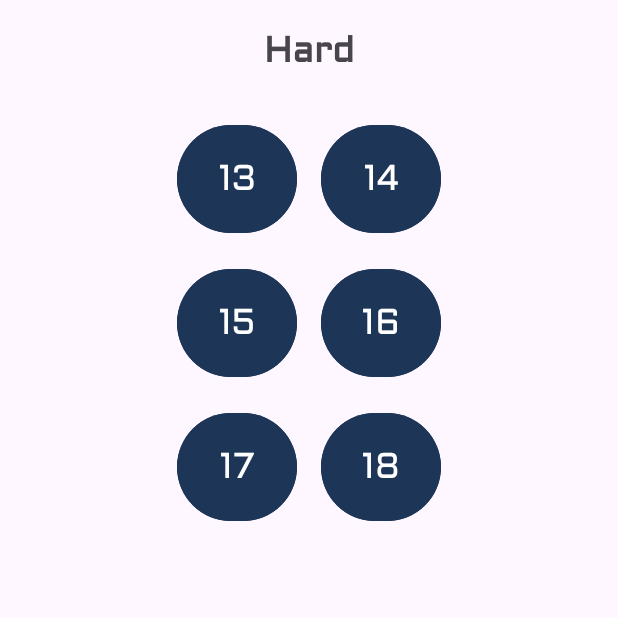
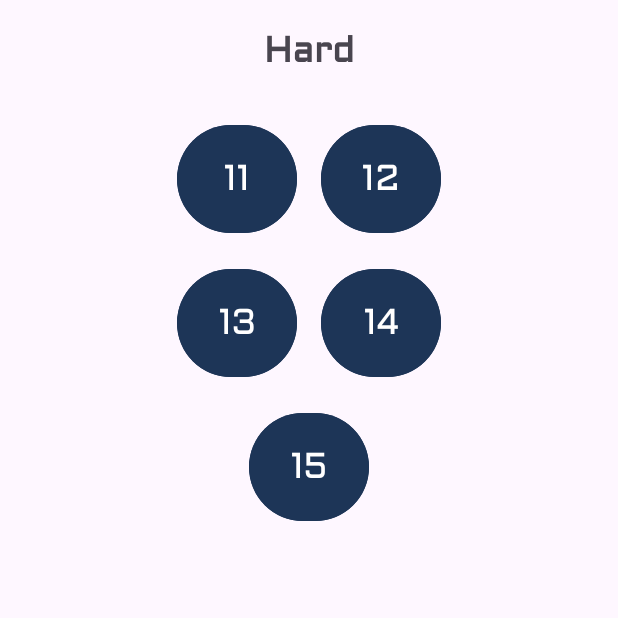
Before and after one commit to JamieStewart4/CS2063-project, an Android app: the fragment HardFragment shown on its own in the app's theme, on a phone screen of 412 x 824 dp, the top half of it. Run offline under Robolectric (Android 15) with nearby library versions, the phone set to English and light mode, and no system bars.

Commit message:
change to 15 levels

```diff
--- a/app/src/main/java/com/example/curlingclubchampions/PuzzleCreator.kt
+++ b/app/src/main/java/com/example/curlingclubchampions/PuzzleCreator.kt
@@ -411,7 +411,7 @@ class PuzzleCreator : AppCompatActivity() {
     private fun resetAllProgress() {
         val preferences = getSharedPreferences("level_status", MODE_PRIVATE)
         with (preferences.edit()) {
-            for (i in 1..18) {
+            for (i in 1..15) {
                 putBoolean(i.toString(), false)
             }
             apply()
--- a/app/src/main/java/com/example/curlingclubchampions/PuzzleMode.kt
+++ b/app/src/main/java/com/example/curlingclubchampions/PuzzleMode.kt
@@ -109,9 +109,6 @@ class PuzzleMode: AppCompatActivity() {
             13 -> R.raw.level_13
             14 -> R.raw.level_14
             //15 -> R.raw.level_15
-            //16 -> R.raw.level_16
-            //17 -> R.raw.level_17
-            //18 -> R.raw.level_18
 
             else -> {
                 Log.e("PuzzleMode", "No JSON file mapped for puzzle ID: $puzzleId")
--- a/app/src/main/java/com/example/curlingclubchampions/fragments/EasyFragment.kt
+++ b/app/src/main/java/com/example/curlingclubchampions/fragments/EasyFragment.kt
@@ -55,12 +55,6 @@ class EasyFragment : Fragment() {
         }
         updateButtonStatus(preferences, buttonLevel5, 5.toString())
 
-        val buttonLevel6 = view.findViewById<Button>(R.id.level_6)
-        buttonLevel6.setOnClickListener {
-            startPuzzleMode(6)
-        }
-        updateButtonStatus(preferences, buttonLevel6, 6.toString())
-
         return view
     }
 
--- a/app/src/main/java/com/example/curlingclubchampions/fragments/HardFragment.kt
+++ b/app/src/main/java/com/example/curlingclubchampions/fragments/HardFragment.kt
@@ -25,6 +25,18 @@ class HardFragment : Fragment() {
 
         val preferences = requireContext().getSharedPreferences("level_status", Context.MODE_PRIVATE)
 
+        val buttonLevel11 = view.findViewById<Button>(R.id.level_11)
+        buttonLevel11.setOnClickListener {
+            startPuzzleMode(11)
+        }
+        updateButtonStatus(preferences, buttonLevel11, 11.toString())
+
+        val buttonLevel12 = view.findViewById<Button>(R.id.level_12)
+        buttonLevel12.setOnClickListener {
+            startPuzzleMode(12)
+        }
+        updateButtonStatus(preferences, buttonLevel12, 12.toString())
+
         val buttonLevel13 = view.findViewById<Button>(R.id.level_13)
         buttonLevel13.setOnClickListener {
             startPuzzleMode(13)
@@ -42,24 +54,6 @@ class HardFragment : Fragment() {
             startPuzzleMode(15)
         }
         updateButtonStatus(preferences, buttonLevel15, 15.toString())
-
-        val buttonLevel16 = view.findViewById<Button>(R.id.level_16)
-        buttonLevel16.setOnClickListener {
-            startPuzzleMode(16)
-        }
-        updateButtonStatus(preferences, buttonLevel16, 16.toString())
-
-        val buttonLevel17 = view.findViewById<Button>(R.id.level_17)
-        buttonLevel17.setOnClickListener {
-            startPuzzleMode(17)
-        }
-        updateButtonStatus(preferences, buttonLevel17, 17.toString())
-
-        val buttonLevel18 = view.findViewById<Button>(R.id.level_18)
-        buttonLevel18.setOnClickListener {
-            startPuzzleMode(18)
-        }
-        updateButtonStatus(preferences, buttonLevel18, 18.toString())
 
         return view
     }
--- a/app/src/main/res/layout/fragment_hard.xml
+++ b/app/src/main/res/layout/fragment_hard.xml
@@ -23,6 +23,26 @@
         android:rowCount="3"
         android:orientation="horizontal"
         android:layout_gravity="center">
+
+        <Button
+            android:id="@+id/level_11"
+            style="@style/GridButtonStyle"
+            android:backgroundTint="@color/button"
+            android:textColor="@color/white"
+            android:textSize="24sp"
+            android:fontFamily="@font/aldrich"
+            android:typeface="monospace"
+            android:text="11" />
+
+        <Button
+            android:id="@+id/level_12"
+            style="@style/GridButtonStyle"
+            android:backgroundTint="@color/button"
+            android:textColor="@color/white"
+            android:textSize="24sp"
+            android:fontFamily="@font/aldrich"
+            android:typeface="monospace"
+            android:text="12" />
 
         <Button
             android:id="@+id/level_13"
@@ -52,37 +72,9 @@
             android:textSize="24sp"
             android:fontFamily="@font/aldrich"
             android:typeface="monospace"
+            android:layout_gravity="center_horizontal"
+            android:layout_columnSpan="2"
             android:text="15" />
-
-        <Button
-            android:id="@+id/level_16"
-            style="@style/GridButtonStyle"
-            android:backgroundTint="@color/button"
-            android:textColor="@color/white"
-            android:textSize="24sp"
-            android:fontFamily="@font/aldrich"
-            android:typeface="monospace"
-            android:text="16" />
-
-        <Button
-            android:id="@+id/level_17"
-            style="@style/GridButtonStyle"
-            android:backgroundTint="@color/button"
-            android:textColor="@color/white"
-            android:textSize="24sp"
-            android:fontFamily="@font/aldrich"
-            android:typeface="monospace"
-            android:text="17" />
-
-        <Button
-            android:id="@+id/level_18"
-            style="@style/GridButtonStyle"
-            android:backgroundTint="@color/button"
-            android:textColor="@color/white"
-            android:textSize="24sp"
-            android:fontFamily="@font/aldrich"
-            android:typeface="monospace"
-            android:text="18" />
 
     </GridLayout>
 </LinearLayout>
--- a/app/src/main/res/raw/level_12.json
+++ b/app/src/main/res/raw/level_12.json
@@ -50,9 +50,9 @@
     }
   ],
   "infoDescription": {
-    "description": "You have two yellow rocks surrounding the other team's red rock on the button. The other team just threw their last rock heavy, shown at the top of the screen. Where do you position your rock to capitalize and take control of both sides of the house?"
+    "description": "You have two rocks left without hammer. You need to steal a point this end. Position your rocks to give yourself the highest chance of stealing!"
   },
   "solutionDescription": {
-    "description": "Placing your rock on top of the red, parallel to the other yellow allows you to control both the left and the right side of the house, setting up for you to try to move the red rock out from either side on your next turn."
+    "description": "Blocking the hole for the red rock tap on the right side gives you the highest chance of stealing the end. The only shot the red team has is the very difficult runback on the center line."
   }
 }
```
Also changed, not shown: app/src/main/java/com/example/curlingclubchampions/PuzzleComplete.kt (+6 -6 lines), app/src/main/java/com/example/curlingclubchampions/fragments/MediumFragment.kt (+6 -12 lines), app/src/main/res/layout/fragment_easy.xml (+2 -10 lines), app/src/main/res/layout/fragment_medium.xml (+12 -20 lines).
